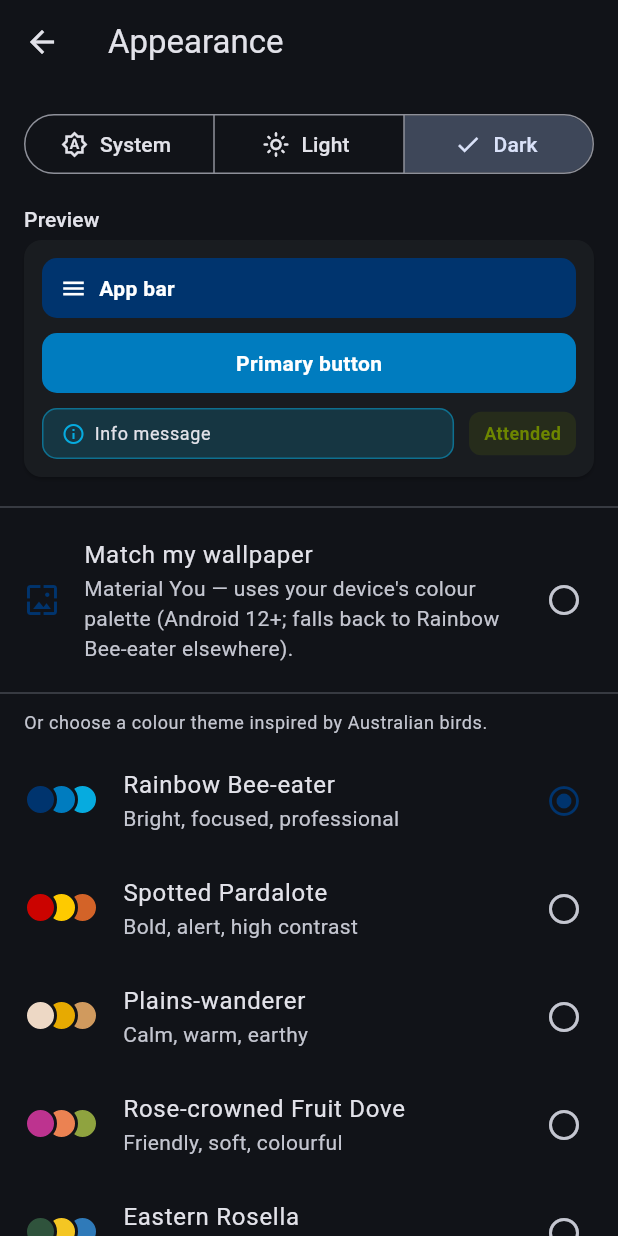
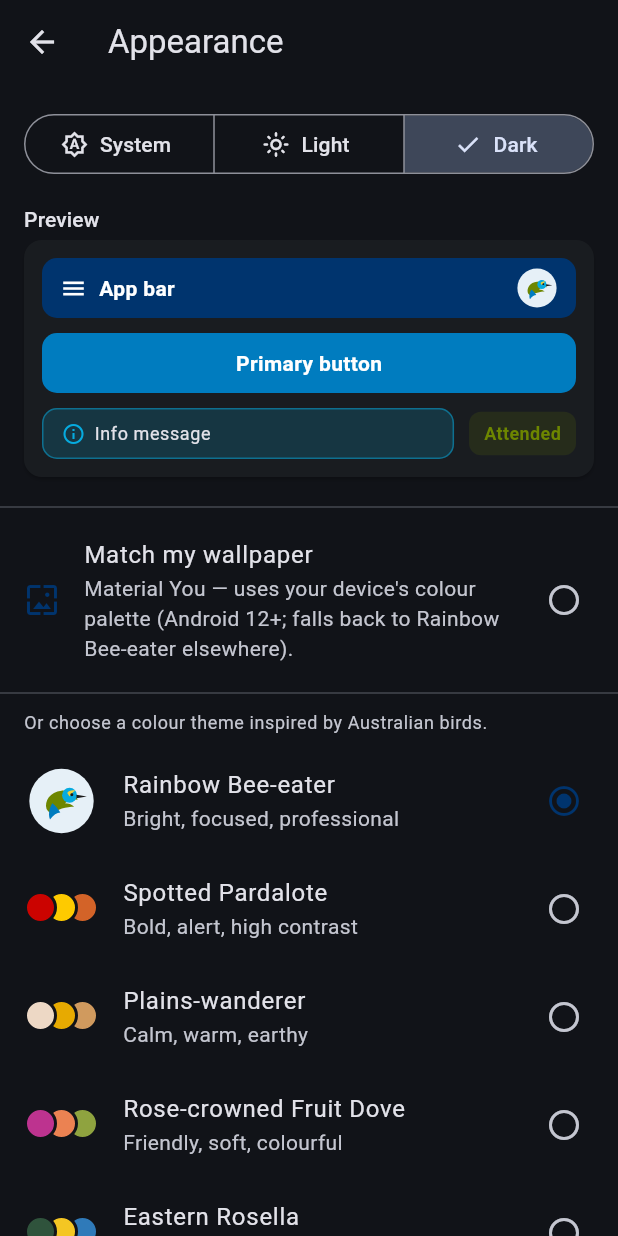
Before and after one commit to ryandam9/attendance-register, a Flutter app: the ThemeScreen screen opened directly, after a tap on "Light", after a tap on "Dark", on a phone screen of 412 x 824 dp. Run offline on Flutter 3.47's test engine with Material 3 defaults, Android fonts, the phone set to English and light mode, and no system bars; drawn by our look-alikes of dynamic_color; our stand-ins replace confetti, flutter_local_notifications, flutter_riverpod, flutter_svg, geocoding, geolocator and 4 more; missing offline and left inert: a package; accounts and stored records are empty.

Commit message:
Wire bird illustrations (SVG) into the app
Add per-theme bird artwork support and surface it across the UI:

- Add flutter_svg; bundle assets/birds/ and a bird_art.dart id→asset map.
- Appearance: bird thumbnail per arted theme row + in the preview card.
- Home: bird in the app-bar header and on the empty/first-run state.
- Return-to-office gauge: the theme's bird perches at the current percentage
  (shared RtoArcCard, used by Home and Insights) instead of the dot.
- App icon / splash: flutter_launcher_icons + flutter_native_splash config
  pointing at assets/branding/app_icon.png (generators run manually).

bee_eater.svg, galah.svg and app_icon.png are PLACEHOLDERS — drop the real
files in at the same paths (see assets/birds/README.md) and they appear
everywhere. Themes without artwork fall back to colour swatches.

Tests pass; flutter analyze clean.

Co-Authored-By: Claude Opus 4.8 <noreply@anthropic.com>
Claude-Session: https://claude.ai/code/session_0145qg5rLLJJwwSvomujBMH6

```diff
--- a/lib/screens/home_screen.dart
+++ b/lib/screens/home_screen.dart
@@ -2,6 +2,7 @@ import 'dart:async';
 
 import 'package:flutter/material.dart';
 import 'package:flutter_riverpod/flutter_riverpod.dart';
+import 'package:flutter_svg/flutter_svg.dart';
 import 'package:intl/intl.dart';
 import 'package:table_calendar/table_calendar.dart';
 
@@ -17,6 +18,7 @@ import '../providers/explain_provider.dart';
 import '../providers/special_day_provider.dart';
 import '../providers/ui_state_provider.dart';
 import '../services/holiday_service.dart';
+import '../themes/bird_art.dart';
 import '../widgets/quick_mark_sheet.dart';
 import '../widgets/rto_arc_card.dart';
 import 'settings_screen.dart';
@@ -105,9 +107,17 @@ class _HomeScreenState extends ConsumerState<HomeScreen> {
     );
 
     final appBarTheme = Theme.of(context).appBarTheme;
+    final birdAsset =
+        birdAssetForTheme(ref.watch(settingsProvider.select((s) => s.themeId)));
 
     return Scaffold(
       appBar: AppBar(
+        leading: birdAsset == null
+            ? null
+            : Padding(
+                padding: const EdgeInsets.all(6),
+                child: SvgPicture.asset(birdAsset),
+              ),
         title: officeState.hasOffice
             ? Column(
                 mainAxisSize: MainAxisSize.min,
@@ -149,6 +159,7 @@ class _HomeScreenState extends ConsumerState<HomeScreen> {
             : !officeState.hasOffice
                 ? _EmptyState(
                     key: const ValueKey('empty'),
+                    birdAsset: birdAsset,
                     onAdd: () => Navigator.push(
                       context,
                       appRoute(const SetupScreen()),
@@ -176,7 +187,8 @@ class _HomeScreenState extends ConsumerState<HomeScreen> {
 
 class _EmptyState extends StatelessWidget {
   final VoidCallback onAdd;
-  const _EmptyState({super.key, required this.onAdd});
+  final String? birdAsset;
+  const _EmptyState({super.key, required this.onAdd, this.birdAsset});
 
   @override
   Widget build(BuildContext context) {
@@ -187,7 +199,11 @@ class _EmptyState extends StatelessWidget {
         child: Column(
           mainAxisSize: MainAxisSize.min,
           children: [
-            Icon(Icons.business_outlined, size: 80, color: cs.primary.withValues(alpha: 0.4)),
+            if (birdAsset != null)
+              SvgPicture.asset(birdAsset!, width: 120, height: 120)
+            else
+              Icon(Icons.business_outlined,
+                  size: 80, color: cs.primary.withValues(alpha: 0.4)),
             const SizedBox(height: 24),
             Text(
               'No Office Registered',
@@ -368,6 +384,7 @@ class _Dashboard extends ConsumerWidget {
               data: (b) => RtoArcCard(
                 breakdown: b,
                 target: settings.rtoTarget,
+                birdAsset: birdAssetForTheme(settings.themeId),
                 onTap: () => ref.read(tabIndexProvider.notifier).set(2),
               ),
             ),
--- a/lib/screens/theme_screen.dart
+++ b/lib/screens/theme_screen.dart
@@ -1,8 +1,10 @@
 import 'package:flutter/material.dart';
 import 'package:flutter_riverpod/flutter_riverpod.dart';
+import 'package:flutter_svg/flutter_svg.dart';
 
 import '../app_colors.dart';
 import '../providers/settings_provider.dart';
+import '../themes/bird_art.dart';
 import '../themes/bird_themes.dart';
 
 class ThemeScreen extends ConsumerWidget {
@@ -55,6 +57,7 @@ class ThemeScreen extends ConsumerWidget {
               theme: settings.themeId == dynamicThemeId
                   ? null
                   : settings.theme,
+              birdAsset: birdAssetForTheme(settings.themeId),
             ),
           ),
 
@@ -84,7 +87,7 @@ class ThemeScreen extends ConsumerWidget {
           ),
           for (final theme in birdThemes)
             ListTile(
-              leading: _SwatchRow(theme: theme),
+              leading: _ThemeLeading(theme: theme),
               title: Text(theme.name),
               subtitle: Text(theme.description),
               trailing: settings.themeId == theme.id
@@ -95,6 +98,23 @@ class ThemeScreen extends ConsumerWidget {
           const SizedBox(height: 16),
         ],
       ),
+    );
+  }
+}
+
+/// Row leading: the theme's bird illustration when one exists, otherwise the
+/// overlapping colour swatches.
+class _ThemeLeading extends StatelessWidget {
+  final BirdTheme theme;
+  const _ThemeLeading({required this.theme});
+
+  @override
+  Widget build(BuildContext context) {
+    final asset = birdAssetForTheme(theme.id);
+    if (asset == null) return _SwatchRow(theme: theme);
+    return SizedBox(
+      width: 50,
+      child: Center(child: SvgPicture.asset(asset, width: 46, height: 46)),
     );
   }
 }
@@ -136,7 +156,8 @@ class _SwatchRow extends StatelessWidget {
 /// scheme when [theme] is null.
 class _ThemePreviewCard extends StatelessWidget {
   final BirdTheme? theme;
-  const _ThemePreviewCard({required this.theme});
+  final String? birdAsset;
+  const _ThemePreviewCard({required this.theme, this.birdAsset});
 
   static Color _on(Color background) =>
       background.computeLuminance() > 0.5 ? Colors.black : Colors.white;
@@ -156,7 +177,7 @@ class _ThemePreviewCard extends StatelessWidget {
         child: Column(
           crossAxisAlignment: CrossAxisAlignment.stretch,
           children: [
-            // Faux app bar.
+            // Faux app bar (with the theme's bird, when available).
             Container(
               height: 40,
               padding: const EdgeInsets.symmetric(horizontal: 12),
@@ -175,6 +196,9 @@ class _ThemePreviewCard extends StatelessWidget {
                       fontWeight: FontWeight.w600,
                     ),
                   ),
+                  const Spacer(),
+                  if (birdAsset != null)
+                    SvgPicture.asset(birdAsset!, width: 28, height: 28),
                 ],
               ),
             ),
--- /dev/null
+++ b/lib/themes/bird_art.dart
@@ -0,0 +1,19 @@
+/// Maps a bird theme id to its illustration asset, when one exists.
+///
+/// Only ids listed in [_withArt] have artwork bundled under `assets/birds/`.
+/// To add a bird: drop `assets/birds/<id>.svg` in and add `<id>` here.
+library;
+
+/// Theme ids that have an SVG illustration in `assets/birds/`.
+const _withArt = <String>{
+  'bee_eater',
+  'galah',
+};
+
+/// The asset path for a theme's bird illustration, or null when none exists
+/// (e.g. the Material You / "dynamic" theme, or birds without artwork yet).
+String? birdAssetForTheme(String themeId) =>
+    _withArt.contains(themeId) ? 'assets/birds/$themeId.svg' : null;
+
+/// Whether [themeId] has a bird illustration available.
+bool hasBirdArt(String themeId) => _withArt.contains(themeId);
```
Also changed, not shown: lib/screens/explain_screen.dart (+10 -3 lines), lib/widgets/rto_arc_card.dart (+62 -7 lines), pubspec.yaml (+27 -0 lines), assets/birds/bee_eater.svg (added), assets/birds/galah.svg (added), assets/branding/app_icon.png (added), 2 other files.
